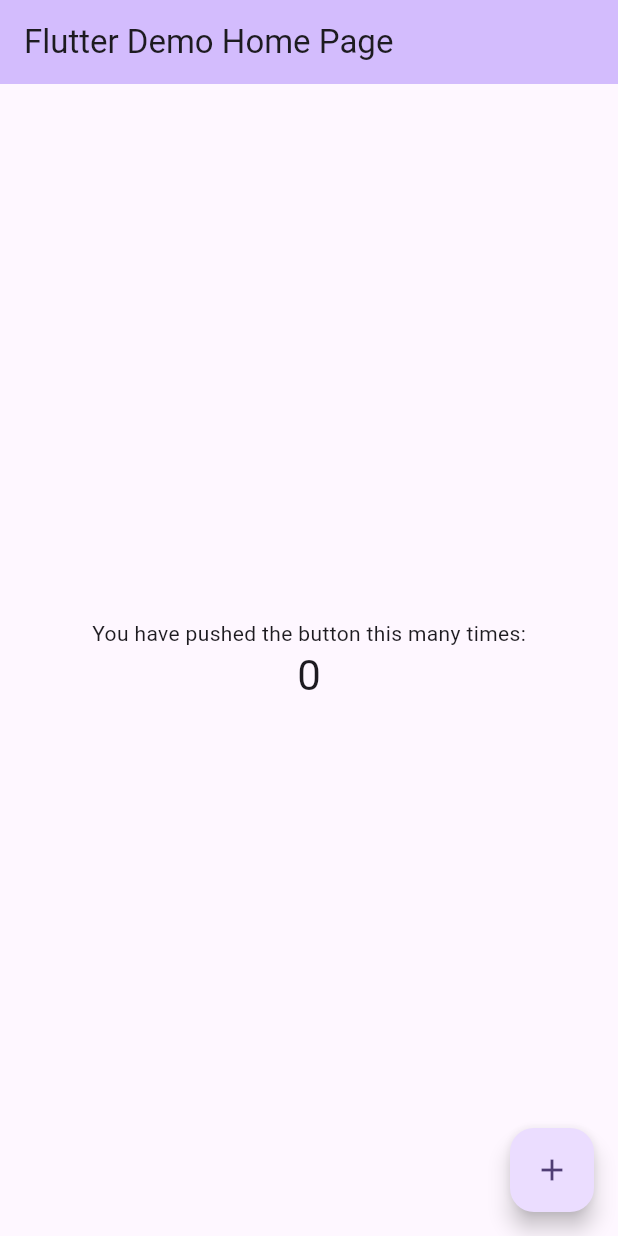
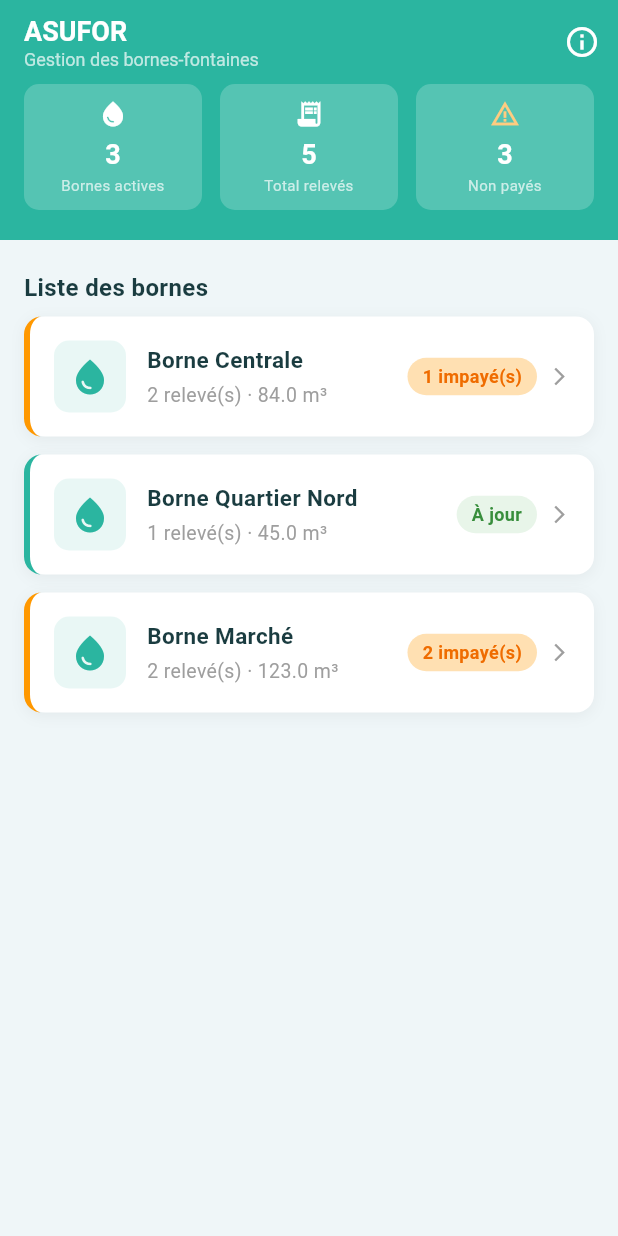
Before and after one commit to habibfl/asufor-bornes-flutter, a Flutter app: the screen it shows after launch, on a phone screen of 412 x 824 dp. Run offline on Flutter 3.47's test engine with Material 3 defaults, Android fonts, the phone set to English and light mode, and no system bars.

Commit message:
Ecran 1 - liste des bornes avec stats

```diff
--- a/lib/main.dart
+++ b/lib/main.dart
@@ -1,4 +1,6 @@
 import 'package:flutter/material.dart';
+import 'screens/borne_list_screen.dart';
+import 'screens/releve_detail_screen.dart';
 
 void main() {
   runApp(const MyApp());
@@ -7,116 +9,26 @@ void main() {
 class MyApp extends StatelessWidget {
   const MyApp({super.key});
 
-  // This widget is the root of your application.
   @override
   Widget build(BuildContext context) {
     return MaterialApp(
-      title: 'Flutter Demo',
+      title: 'ASUFOR Bornes',
+      debugShowCheckedModeBanner: false,
       theme: ThemeData(
-        // This is the theme of your application.
-        //
-        // TRY THIS: Try running your application with "flutter run". You'll see
-        // the application has a purple toolbar. Then, without quitting the app,
-        // try changing the seedColor in the colorScheme below to Colors.green
-        // and then invoke "hot reload" (save your changes or press the "hot
-        // reload" button in a Flutter-supported IDE, or press "r" if you used
-        // the command line to start the app).
-        //
-        // Notice that the counter didn't reset back to zero; the application
-        // state is not lost during the reload. To reset the state, use hot
-        // restart instead.
-        //
-        // This works for code too, not just values: Most code changes can be
-        // tested with just a hot reload.
-        colorScheme: .fromSeed(seedColor: Colors.deepPurple),
+        colorScheme: ColorScheme.fromSeed(
+          seedColor: const Color(0xFF1B6CA8), // Bleu eau - ODD 6
+        ),
+        useMaterial3: true,
+        appBarTheme: const AppBarTheme(
+          backgroundColor: Color(0xFF1B6CA8),
+          foregroundColor: Colors.white,
+        ),
       ),
-      home: const MyHomePage(title: 'Flutter Demo Home Page'),
+      initialRoute: '/',
+      routes: {
+        '/': (context) => const BorneListScreen(),
+        '/detail': (context) => const RelevelDetailScreen(),
+      },
     );
   }
 }
-
-class MyHomePage extends StatefulWidget {
-  const MyHomePage({super.key, required this.title});
-
-  // This widget is the home page of your application. It is stateful, meaning
-  // that it has a State object (defined below) that contains fields that affect
-  // how it looks.
-
-  // This class is the configuration for the state. It holds the values (in this
-  // case the title) provided by the parent (in this case the App widget) and
-  // used by the build method of the State. Fields in a Widget subclass are
-  // always marked "final".
-
-  final String title;
-
-  @override
-  State<MyHomePage> createState() => _MyHomePageState();
-}
-
-class _MyHomePageState extends State<MyHomePage> {
-  int _counter = 0;
-
-  void _incrementCounter() {
-    setState(() {
-      // This call to setState tells the Flutter framework that something has
-      // changed in this State, which causes it to rerun the build method below
-      // so that the display can reflect the updated values. If we changed
-      // _counter without calling setState(), then the build method would not be
-      // called again, and so nothing would appear to happen.
-      _counter++;
-    });
-  }
-
-  @override
-  Widget build(BuildContext context) {
-    // This method is rerun every time setState is called, for instance as done
-    // by the _incrementCounter method above.
-    //
-    // The Flutter framework has been optimized to make rerunning build methods
-    // fast, so that you can just rebuild anything that needs updating rather
-    // than having to individually change instances of widgets.
-    return Scaffold(
-      appBar: AppBar(
-        // TRY THIS: Try changing the color here to a specific color (to
-        // Colors.amber, perhaps?) and trigger a hot reload to see the AppBar
-        // change color while the other colors stay the same.
-        backgroundColor: Theme.of(context).colorScheme.inversePrimary,
-        // Here we take the value from the MyHomePage object that was created by
-        // the App.build method, and use it to set our appbar title.
-        title: Text(widget.title),
-      ),
-      body: Center(
-        // Center is a layout widget. It takes a single child and positions it
-        // in the middle of the parent.
-        child: Column(
-          // Column is also a layout widget. It takes a list of children and
-          // arranges them vertically. By default, it sizes itself to fit its
-          // children horizontally, and tries to be as tall as its parent.
-          //
-          // Column has various properties to control how it sizes itself and
-          // how it positions its children. Here we use mainAxisAlignment to
-          // center the children vertically; the main axis here is the vertical
-          // axis because Columns are vertical (the cross axis would be
-          // horizontal).
-          //
-          // TRY THIS: Invoke "debug painting" (choose the "Toggle Debug Paint"
-          // action in the IDE, or press "p" in the console), to see the
-          // wireframe for each widget.
-          mainAxisAlignment: .center,
-          children: [
-            const Text('You have pushed the button this many times:'),
-            Text(
-              '$_counter',
-              style: Theme.of(context).textTheme.headlineMedium,
-            ),
-          ],
-        ),
-      ),
-      floatingActionButton: FloatingActionButton(
-        onPressed: _incrementCounter,
-        tooltip: 'Increment',
-        child: const Icon(Icons.add),
-      ),
-    );
-  }
-}
--- /dev/null
+++ b/lib/screens/borne_list_screen.dart
@@ -0,0 +1,256 @@
+import 'package:flutter/material.dart';
+import '../models/releve.dart';
+
+class BorneListScreen extends StatefulWidget {
+  const BorneListScreen({super.key});
+
+  @override
+  State<BorneListScreen> createState() => _BorneListScreenState();
+}
+
+class _BorneListScreenState extends State<BorneListScreen> {
+  static const double tarifM3 = 350.0;
+
+  final Map<String, List<Releve>> bornes = {
+    'Borne Centrale': [
+      Releve(borne: 'Borne Centrale', indexCourant: 1280, indexPrecedent: 1242, date: DateTime(2026, 5, 8), paye: true),
+      Releve(borne: 'Borne Centrale', indexCourant: 1326, indexPrecedent: 1280, date: DateTime(2026, 6, 1), paye: false),
+    ],
+    'Borne Quartier Nord': [
+      Releve(borne: 'Borne Quartier Nord', indexCourant: 895, indexPrecedent: 850, date: DateTime(2026, 5, 18), paye: true),
+    ],
+    'Borne Marché': [
+      Releve(borne: 'Borne Marché', indexCourant: 2140, indexPrecedent: 2075, date: DateTime(2026, 5, 25), paye: false),
+      Releve(borne: 'Borne Marché', indexCourant: 2198, indexPrecedent: 2140, date: DateTime(2026, 6, 3), paye: false),
+    ],
+  };
+
+  double totalConsommation(String nomBorne) {
+    return bornes[nomBorne]!.fold(0.0, (sum, r) => sum + r.consommation());
+  }
+
+  double totalAPayer(String nomBorne) {
+    return bornes[nomBorne]!.fold(0.0, (sum, r) => sum + r.montantAPayer(tarifM3));
+  }
+
+  int nonPayes(String nomBorne) {
+    return bornes[nomBorne]!.where((r) => !r.paye).length;
+  }
+
+  @override
+  Widget build(BuildContext context) {
+    return Scaffold(
+      backgroundColor: const Color(0xFFEFF6F8),
+      appBar: AppBar(
+        backgroundColor: const Color(0xFF2BB5A0),
+        elevation: 0,
+        title: const Column(
+          crossAxisAlignment: CrossAxisAlignment.start,
+          children: [
+            Text('ASUFOR', style: TextStyle(color: Colors.white, fontSize: 18, fontWeight: FontWeight.bold)),
+            Text('Gestion des bornes-fontaines', style: TextStyle(color: Colors.white70, fontSize: 12)),
+          ],
+        ),
+        actions: [
+          IconButton(
+            icon: const Icon(Icons.info_outline, color: Colors.white),
+            onPressed: () => Navigator.pushNamed(context, '/apropos'),
+          ),
+        ],
+      ),
+      body: Column(
+        children: [
+          // Bannière stats
+          Container(
+            color: const Color(0xFF2BB5A0),
+            padding: const EdgeInsets.fromLTRB(16, 0, 16, 20),
+            child: Row(
+              children: [
+                _StatCard(
+                  label: 'Bornes actives',
+                  valeur: '${bornes.length}',
+                  icone: Icons.water_drop,
+                ),
+                const SizedBox(width: 12),
+                _StatCard(
+                  label: 'Total relevés',
+                  valeur: '${bornes.values.fold(0, (s, l) => s + l.length)}',
+                  icone: Icons.receipt_long,
+                ),
+                const SizedBox(width: 12),
+                _StatCard(
+                  label: 'Non payés',
+                  valeur: '${bornes.keys.fold(0, (s, k) => s + nonPayes(k))}',
+                  icone: Icons.warning_amber,
+                  rouge: true,
+                ),
+              ],
+            ),
+          ),
+
+          // Titre
+          const Padding(
+            padding: EdgeInsets.fromLTRB(16, 20, 16, 8),
+            child: Align(
+              alignment: Alignment.centerLeft,
+              child: Text(
+                'Liste des bornes',
+                style: TextStyle(fontSize: 16, fontWeight: FontWeight.bold, color: Color(0xFF1A3C40)),
+              ),
+            ),
+          ),
+
+          // Liste
+          Expanded(
+            child: ListView.builder(
+              padding: const EdgeInsets.symmetric(horizontal: 16),
+              itemCount: bornes.keys.length,
+              itemBuilder: (context, index) {
+                final nomBorne = bornes.keys.elementAt(index);
+                final releves = bornes[nomBorne]!;
+                final nbNonPaye = nonPayes(nomBorne);
+
+                return GestureDetector(
+                  onTap: () async {
+                    await Navigator.pushNamed(
+                      context,
+                      '/detail',
+                      arguments: {
+                        'nomBorne': nomBorne,
+                        'releves': releves,
+                        'tarifM3': tarifM3,
+                      },
+                    );
+                    setState(() {});
+                  },
+                  child: Container(
+                    margin: const EdgeInsets.only(bottom: 12),
+                    decoration: BoxDecoration(
+                      color: Colors.white,
+                      borderRadius: BorderRadius.circular(12),
+                      border: Border(
+                        left: BorderSide(
+                          color: nbNonPaye > 0 ? Colors.orange : const Color(0xFF2BB5A0),
+                          width: 4,
+                        ),
+                      ),
+                      boxShadow: [
+                        BoxShadow(
+                          color: Colors.black.withOpacity(0.05),
+                          blurRadius: 8,
+                          offset: const Offset(0, 2),
+                        ),
+                      ],
+                    ),
+                    child: Padding(
+                      padding: const EdgeInsets.all(16),
+                      child: Row(
+                        children: [
+                          Container(
+                            padding: const EdgeInsets.all(10),
+                            decoration: BoxDecoration(
+                              color: const Color(0xFF2BB5A0).withOpacity(0.1),
+                              borderRadius: BorderRadius.circular(10),
+                            ),
+                            child: const Icon(Icons.water_drop, color: Color(0xFF2BB5A0), size: 28),
+                          ),
+                          const SizedBox(width: 14),
+                          Expanded(
+                            child: Column(
+                              crossAxisAlignment: CrossAxisAlignment.start,
+                              children: [
+                                Text(
+                                  nomBorne,
+                                  style: const TextStyle(fontSize: 15, fontWeight: FontWeight.bold, color: Color(0xFF1A3C40)),
+                                ),
+                                const SizedBox(height: 4),
+                                Text(
+                                  '${releves.length} relevé(s) · ${totalConsommation(nomBorne).toStringAsFixed(1)} m³',
+                                  style: const TextStyle(fontSize: 13, color: Colors.grey),
+                                ),
+                              ],
+                            ),
+                          ),
+                          if (nbNonPaye > 0)
+                            Container(
+                              padding: const EdgeInsets.symmetric(horizontal: 10, vertical: 4),
+                              decoration: BoxDecoration(
+                                color: Colors.orange.shade100,
+                                borderRadius: BorderRadius.circular(20),
+                              ),
+                              child: Text(
+                                '$nbNonPaye impayé(s)',
+                                style: TextStyle(fontSize: 12, color: Colors.orange.shade800, fontWeight: FontWeight.w600),
+                              ),
+                            )
+                          else
+                            Container(
+                              padding: const EdgeInsets.symmetric(horizontal: 10, vertical: 4),
+                              decoration: BoxDecoration(
+                                color: Colors.green.shade50,
+                                borderRadius: BorderRadius.circular(20),
+                              ),
+                              child: Text(
+                                'À jour',
+                                style: TextStyle(fontSize: 12, color: Colors.green.shade700, fontWeight: FontWeight.w600),
+                              ),
+                            ),
+                          const SizedBox(width: 8),
+                          const Icon(Icons.arrow_forward_ios, size: 14, color: Colors.grey),
+                        ],
+                      ),
+                    ),
+                  ),
+                );
+              },
+            ),
+          ),
+        ],
+      ),
+    );
+  }
+}
+
+// Widget réutilisable StatelessWidget
+class _StatCard extends StatelessWidget {
+  final String label;
+  final String valeur;
+  final IconData icone;
+  final bool rouge;
+
+  const _StatCard({
+    required this.label,
+    required this.valeur,
+    required this.icone,
+    this.rouge = false,
+  });
+
+  @override
+  Widget build(BuildContext context) {
+    return Expanded(
+      child: Container(
+        padding: const EdgeInsets.symmetric(vertical: 10, horizontal: 10),
+        decoration: BoxDecoration(
+          color: Colors.white.withOpacity(0.2),
+          borderRadius: BorderRadius.circular(10),
+        ),
+        child: Column(
+          mainAxisSize: MainAxisSize.min,
+          children: [
+            Icon(icone, color: rouge ? Colors.orange.shade200 : Colors.white, size: 20),
+            const SizedBox(height: 4),
+            Text(
+              valeur,
+              style: const TextStyle(color: Colors.white, fontSize: 18, fontWeight: FontWeight.bold),
+            ),
+            Text(
+              label,
+              style: const TextStyle(color: Colors.white70, fontSize: 10),
+              textAlign: TextAlign.center,
+            ),
+          ],
+        ),
+      ),
+    );
+  }
+}
--- /dev/null
+++ b/lib/screens/releve_detail_screen.dart
@@ -0,0 +1,18 @@
+import 'package:flutter/material.dart';
+
+class RelevelDetailScreen extends StatefulWidget {
+  const RelevelDetailScreen({super.key});
+
+  @override
+  State<RelevelDetailScreen> createState() => _RelevelDetailScreenState();
+}
+
+class _RelevelDetailScreenState extends State<RelevelDetailScreen> {
+  @override
+  Widget build(BuildContext context) {
+    return Scaffold(
+      appBar: AppBar(title: const Text('Détail')),
+      body: const Center(child: Text('Écran 2 - à construire')),
+    );
+  }
+}
```
